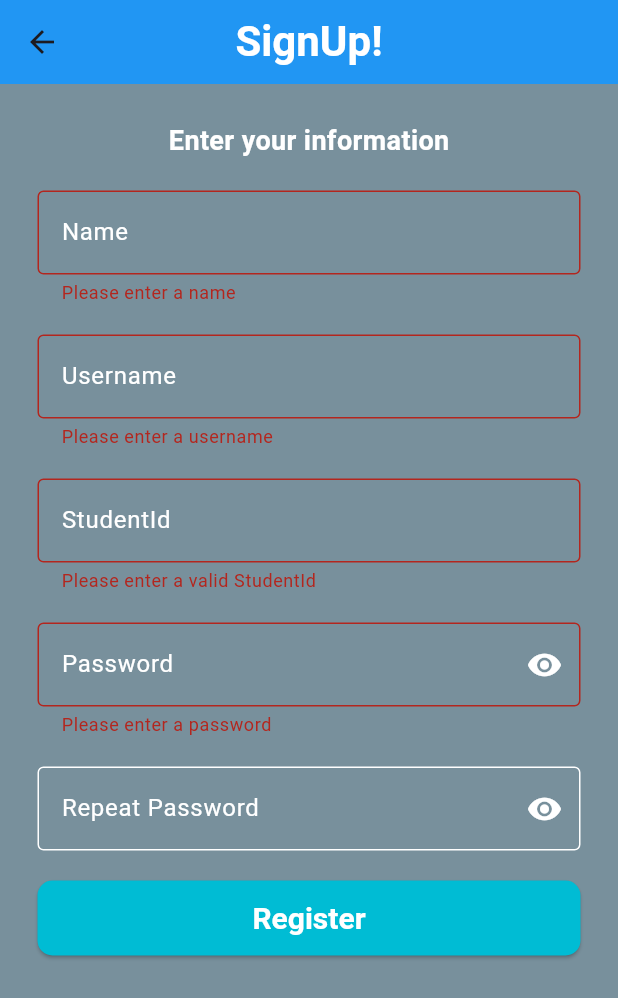
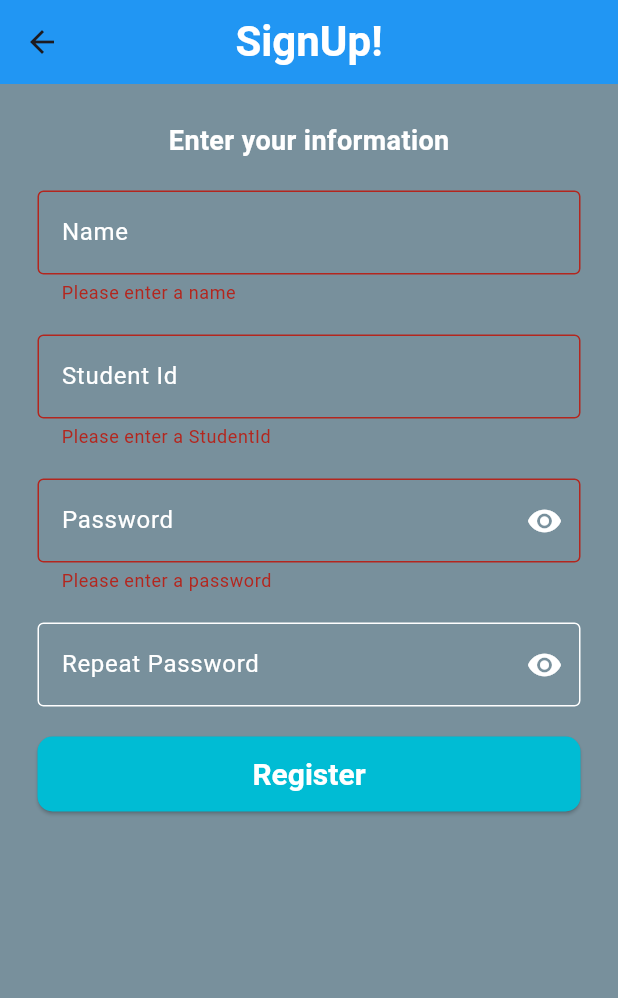
Before and after one commit to reii-d/daneshjooyar, a Flutter app: the signUp_page screen opened directly, after a tap on "Register", on a phone screen of 412 x 824 dp. Shown: the top 998 px of the screen. Run offline on Flutter 3.47's test engine with Material 3 defaults, Android fonts, the phone set to English and light mode, and no system bars; network calls fail.

```diff
--- a/daneshjoo/src/data/students.txt
+++ b/daneshjoo/src/data/students.txt
@@ -1,4 +1,4 @@
+Taghi Taghavi,taghtagh,Ebruuuuuu,AP:12;EC:16;
 Mehdi Mahdavi,mnb,12345678,English:19;Farsi:19.5;Math2:12;Az:;
-Taghi Taghavi,taghtagh,Ebruuuuuu,AP:12;EC:16;
 Sama Sarayani,sam-sar,AMASrasss,Az:20;Chemistry:13.75;Physics:9.5;
 Aram Daliri,Aram-Daliri,ArraaMdaa,
--- a/flutt/lib/main.dart
+++ b/flutt/lib/main.dart
@@ -1,8 +1,8 @@
 import 'package:flutter/material.dart';
 import 'package:test1/pages/login_page.dart';
+import 'package:test1/pages/signup_page.dart';
 import 'package:test1/pages/welcome_page.dart';
 import 'package:test1/pages7/Sara.dart';
-
 
 import 'pages7/Tamrina.dart';
 
@@ -16,7 +16,7 @@ class MyApp extends StatelessWidget {
   Widget build(BuildContext context) {
     return MaterialApp(
       debugShowCheckedModeBanner: false,
-      home: LoginPage(),
+      home:  signUp_page(),
     );
   }
 }
--- a/flutt/lib/pages/profile.dart
+++ b/flutt/lib/pages/profile.dart
@@ -4,7 +4,6 @@ class StudentInfoPage extends StatelessWidget {
   String name;
   double gpa;
   String username;
-  int studentid;
   String profilePictureUrl = "https://via.placeholder.com/150";
 
   StudentInfoPage({
@@ -12,7 +11,6 @@ class StudentInfoPage extends StatelessWidget {
     required this.name,
     required this.gpa,
     required this.username,
-    required this.studentid
   }) : super(key: key);
 
   @override
@@ -67,15 +65,6 @@ class StudentInfoPage extends StatelessWidget {
                   ),
                   Divider(color: Colors.white), // Divider
                   Text(
-                    "Id: $studentid",
-                    style: TextStyle(
-                      fontSize: 24,
-                      fontWeight: FontWeight.bold,
-                      color: Colors.white,
-                    ),
-                  ),
-                  Divider(color: Colors.white), // Divider
-                  Text(
                     "Username: $username",
                     style: TextStyle(
                       fontSize: 24,
--- a/flutt/lib/pages/signUp_page.dart
+++ b/flutt/lib/pages/signUp_page.dart
@@ -1,5 +1,8 @@
+import 'dart:io';
+
 import 'package:flutter/material.dart';
 import 'package:test1/pages/profile.dart';
+import 'package:test1/pages7/Sara.dart';
 
 class signUp_page extends StatefulWidget {
   signUp_page({super.key});
@@ -12,8 +15,7 @@ class _signUp_pageState extends State<signUp_page> {
   final _formKey = GlobalKey<FormState>();
 
   TextEditingController realnameControl = TextEditingController();
-  TextEditingController usernameControl = TextEditingController();
-  TextEditingController studentidControl = TextEditingController();//////////
+  TextEditingController IdControl = TextEditingController();
   TextEditingController password1Control = TextEditingController();
   TextEditingController password2Control = TextEditingController();
 
@@ -23,20 +25,41 @@ class _signUp_pageState extends State<signUp_page> {
   bool _isRepeatPasswordObscured = true;
 
   void _register() {
-    setState(() {_error = '';});
+    setState(() {
+      _error = '';
+    });
 
     if (_formKey.currentState!.validate()) {
+      Signup();
+    }
+  }
+
+  Future<void> Signup() async {
+    try {
+      Socket socket = await Socket.connect("192.168.1.112", 8080);
+
+      // Sending signup data
+      socket.write('GET: SignUpCheck,${realnameControl.text},${IdControl.text},${password1Control.text}\u0000');
+      await socket.flush();
+
+      // Close socket immediately after sending data
+      socket.close();
+
+      // Navigate to StudentInfoPage
       Navigator.push(
         context,
         MaterialPageRoute(
           builder: (context) => StudentInfoPage(
             name: realnameControl.text,
             gpa: 0.0,
-            username: usernameControl.text,
-            studentid: studentidControl.hashCode,
+            username: IdControl.text,
           ),
         ),
       );
+    } catch (e) {
+      setState(() {
+        _error = 'Error: $e';
+      });
     }
   }
 
@@ -117,9 +140,9 @@ class _signUp_pageState extends State<signUp_page> {
                   ),
                   SizedBox(height: 20),
                   TextFormField(
-                    controller: usernameControl,
+                    controller: IdControl,
                     decoration: InputDecoration(
-                      labelText: "Username",
+                      labelText: "Student Id",
                       labelStyle: TextStyle(color: Colors.white),
                       border: OutlineInputBorder(
                         borderSide: BorderSide(color: Colors.white),
@@ -133,30 +156,7 @@ class _signUp_pageState extends State<signUp_page> {
                     ),
                     validator: (valueUsern) {
                       if (valueUsern == null || valueUsern.isEmpty) {
-                        return 'Please enter a username';
-                      }
-                      return null;
-                    },
-                  ),
-                  SizedBox(height: 20),
-                  TextFormField(
-                    controller: studentidControl,
-                    decoration: InputDecoration(
-                      labelText: "StudentId",
-                      labelStyle: TextStyle(color: Colors.white),
-                      border: OutlineInputBorder(
-                        borderSide: BorderSide(color: Colors.white),
-                      ),
-                      enabledBorder: OutlineInputBorder(
-                        borderSide: BorderSide(color: Colors.white),
-                      ),
-                      focusedBorder: OutlineInputBorder(
-                        borderSide: BorderSide(color: Colors.white),
-                      ),
-                    ),
-                    validator: (valueUsern) {
-                      if (valueUsern == null || valueUsern.isEmpty || valueUsern.length<8) {
-                        return 'Please enter a valid StudentId';
+                        return 'Please enter a StudentId';
                       }
                       return null;
                     },
--- a/flutt/lib/pages7/Classa.dart
+++ b/flutt/lib/pages7/Classa.dart
@@ -79,7 +79,6 @@ class NextTermClassesPage extends StatelessWidget {
                       name: "John Doe",
                       gpa: 3.75,
                       username: "john_doe",
-                      studentid: 12345678,
                     ),
                   ),
                 );
--- a/flutt/lib/pages7/Kara.dart
+++ b/flutt/lib/pages7/Kara.dart
@@ -69,7 +69,6 @@ class _KaraState extends State<Kara> {
                   name: "John Doe",
                   gpa: 3.75,
                   username: "john_doe",
-                  studentid: 12345678,
                 ),
                 ));
               },
--- a/flutt/lib/pages7/Khabara.dart
+++ b/flutt/lib/pages7/Khabara.dart
@@ -62,7 +62,6 @@ class _KhabaraState extends State<Khabara> {
                           name: "John Doe",
                           gpa: 3.75,
                           username: "john_doe",
-                          studentid: 12345678,
                         )
                     ));
               },
--- a/flutt/lib/pages7/Sara.dart
+++ b/flutt/lib/pages7/Sara.dart
@@ -40,7 +40,6 @@ class Sara extends StatelessWidget {
                     name: "John Doe",
                     gpa: 3.75,
                     username: "john_doe",
-                    studentid: 12345678,
                   ),
                 ),
               );
@@ -84,7 +83,6 @@ class Sara extends StatelessWidget {
                       name: "John Doe",
                       gpa: 3.75,
                       username: "john_doe",
-                      studentid: 12345678,
                     ),
                   ),
                 );
--- a/flutt/lib/pages7/Tamrina.dart
+++ b/flutt/lib/pages7/Tamrina.dart
@@ -87,7 +87,6 @@ class _TamrinaState extends State<Tamrina> {
                   name: "John Doe",
                   gpa: 3.75,
                   username: "john_doe",
-                  studentid: 12345678,
                 )));
               },
             ),
```
Also changed, not shown: flutt/pubspec.lock, out/production/daneshjooyar/data/students.txt, 2 other files. Lines whose indentation alone changed are shown as unchanged.
